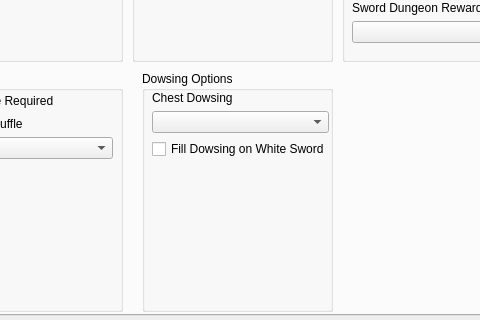
Before: the Qt Designer form gui/randogui.ui in yannl35133/sslib, drawn with Qt 5; both pictures show x 300 to 780 and y 235 to 555 of the 1051 by 738 pixel window.
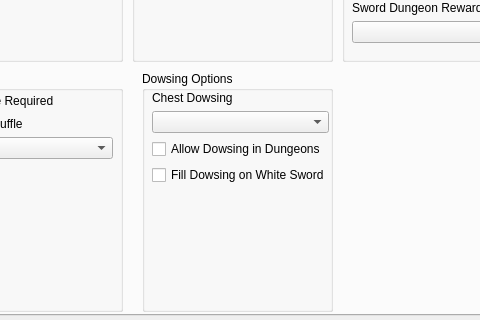
After: the same form once the commit is applied.

Commit message: add option to dowse in dungeons

Patch:
```diff
--- a/gui/randogui.ui
+++ b/gui/randogui.ui
@@ -1502,6 +1502,13 @@
           </item>
          </layout>
         </item>
+        <item>
+         <widget class="QCheckBox" name="option_dungeon_dowsing">
+          <property name="text">
+           <string>Allow Dowsing in Dungeons</string>
+          </property>
+         </widget>
+        </item>
         <item>
          <widget class="QCheckBox" name="option_fill_dowsing_on_white_sword">
           <property name="text">
```
The commit also changes 5 other files.
